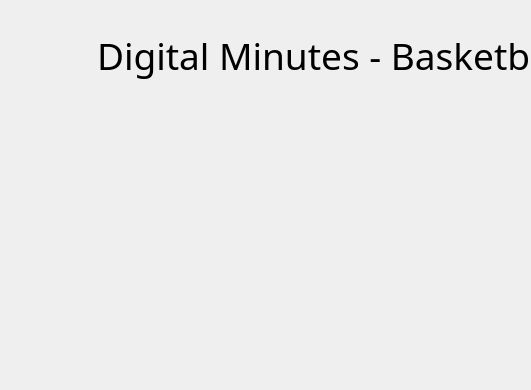
Before: the Qt Designer form mainwindow.ui in tbikfalvi/BBDigitalMinutes, drawn with Qt 5; both pictures show x 0 to 531 and y 0 to 390 of the 979 by 497 pixel window.
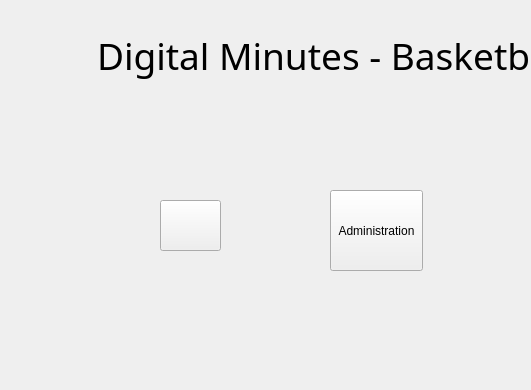
After: the same form once the commit is applied. Icons and pictures are not drawn.

Commit message: Players table, button image

Diff of the .ui file:
```diff
--- a/mainwindow.ui
+++ b/mainwindow.ui
@@ -14,6 +14,42 @@
    <string>Basketball Digital Minutes - (c) Bikfalvi, Tamas</string>
   </property>
   <widget class="QWidget" name="centralWidget">
+   <widget class="QPushButton" name="pbDatabaseAdmin">
+    <property name="geometry">
+     <rect>
+      <x>330</x>
+      <y>190</y>
+      <width>93</width>
+      <height>81</height>
+     </rect>
+    </property>
+    <property name="text">
+     <string>Administration</string>
+    </property>
+   </widget>
+   <widget class="QPushButton" name="pushButton">
+    <property name="geometry">
+     <rect>
+      <x>160</x>
+      <y>200</y>
+      <width>61</width>
+      <height>51</height>
+     </rect>
+    </property>
+    <property name="text">
+     <string/>
+    </property>
+    <property name="icon">
+     <iconset resource="bbdigitalminutes.qrc">
+      <normaloff>:/resources/basketball_player.png</normaloff>:/resources/basketball_player.png</iconset>
+    </property>
+    <property name="iconSize">
+     <size>
+      <width>40</width>
+      <height>40</height>
+     </size>
+    </property>
+   </widget>
    <widget class="QWidget" name="">
     <property name="geometry">
      <rect>
```
The commit also changes 3 other files.
